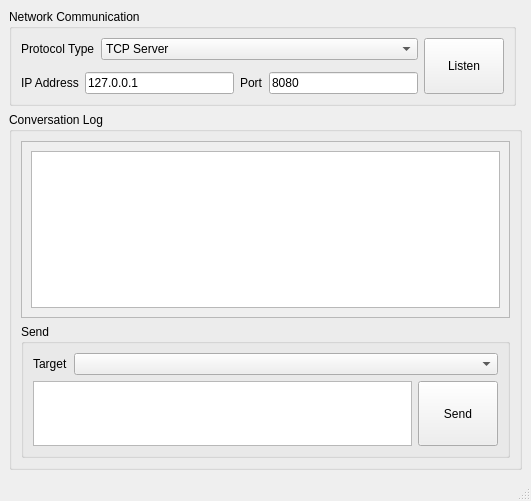
First picture: the form in mainwindow.ui, repository junliangdg/QSocketTest, before the edit.
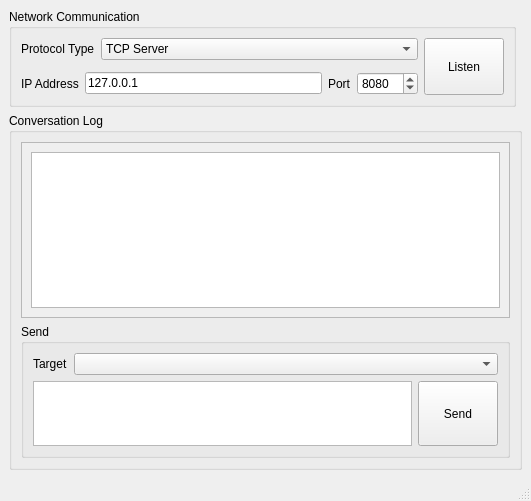
Second picture: the form after the edit.

What changed in the file:
```diff
--- a/mainwindow.ui
+++ b/mainwindow.ui
@@ -81,9 +81,12 @@
           </widget>
          </item>
          <item>
-          <widget class="QLineEdit" name="lineEdit_port">
-           <property name="text">
-            <string>8080</string>
+          <widget class="QSpinBox" name="spinBox_port">
+           <property name="maximum">
+            <number>65536</number>
+           </property>
+           <property name="value">
+            <number>8080</number>
            </property>
           </widget>
          </item>
```
